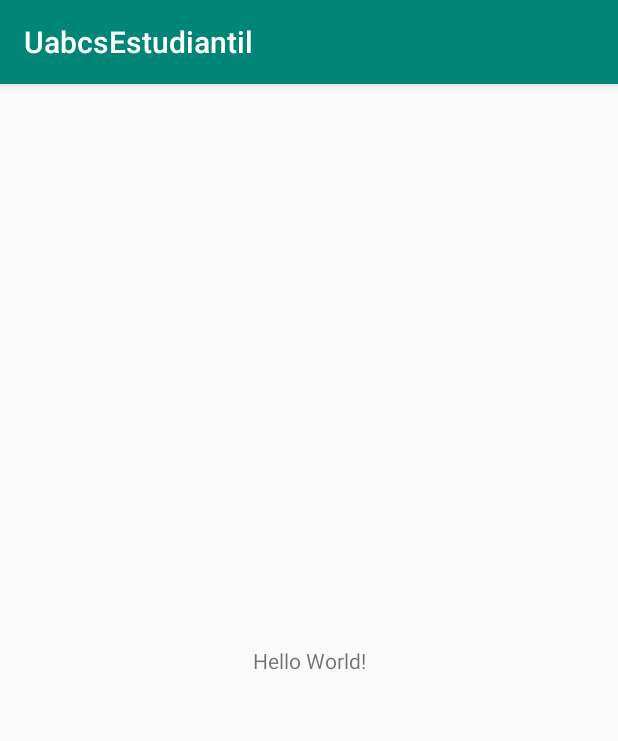
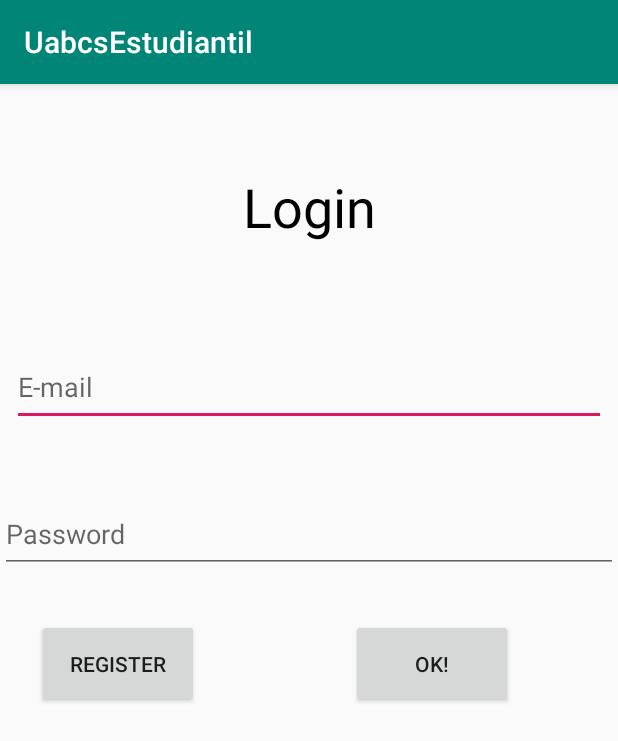
Before and after one commit to Taco-Hack/AndroidUabcs, an Android app: the screen it shows after launch (MainActivity), on a phone screen of 412 x 824 dp. Shown: the top 741 px of the screen. Run offline under Robolectric (Android 15) with nearby library versions, the phone set to English and light mode, and no system bars.

Commit message:
login
se realizo el login (interfaz)

```diff
--- a/app/src/main/res/layout/activity_main.xml
+++ b/app/src/main/res/layout/activity_main.xml
@@ -7,12 +7,71 @@
     tools:context=".MainActivity">
 
     <TextView
+        android:id="@+id/textView"
         android:layout_width="wrap_content"
         android:layout_height="wrap_content"
-        android:text="Hello World!"
+        android:text="Login"
+        android:textColor="#000000"
+        android:textSize="36sp"
         app:layout_constraintBottom_toBottomOf="parent"
         app:layout_constraintLeft_toLeftOf="parent"
         app:layout_constraintRight_toRightOf="parent"
-        app:layout_constraintTop_toTopOf="parent" />
+        app:layout_constraintTop_toTopOf="parent"
+        app:layout_constraintVertical_bias="0.07999998" />
+
+    <EditText
+        android:id="@+id/editText"
+        android:layout_width="0dp"
+        android:layout_height="51dp"
+        android:layout_marginStart="8dp"
+        android:layout_marginTop="48dp"
+        android:layout_marginEnd="8dp"
+        android:ems="10"
+        android:hint="E-mail"
+        android:inputType="textEmailAddress"
+        app:layout_constraintBottom_toBottomOf="parent"
+        app:layout_constraintEnd_toEndOf="parent"
+        app:layout_constraintHorizontal_bias="0.0"
+        app:layout_constraintStart_toStartOf="parent"
+        app:layout_constraintTop_toBottomOf="@+id/textView"
+        app:layout_constraintVertical_bias="0.04000002" />
+
+    <EditText
+        android:id="@+id/editText2"
+        android:layout_width="0dp"
+        android:layout_height="51dp"
+        android:layout_marginTop="8dp"
+        android:ems="10"
+        android:hint="Password"
+        android:inputType="textPassword"
+        app:layout_constraintBottom_toBottomOf="parent"
+        app:layout_constraintEnd_toEndOf="parent"
+        app:layout_constraintStart_toStartOf="parent"
+        app:layout_constraintTop_toBottomOf="@+id/editText"
+        app:layout_constraintVertical_bias="0.07999998" />
+
+    <Button
+        android:id="@+id/button"
+        android:layout_width="108dp"
+        android:layout_height="59dp"
+        android:text="Register"
+        app:layout_constraintBottom_toBottomOf="parent"
+        app:layout_constraintEnd_toEndOf="parent"
+        app:layout_constraintHorizontal_bias="0.082"
+        app:layout_constraintStart_toStartOf="parent"
+        app:layout_constraintTop_toBottomOf="@+id/editText2"
+        app:layout_constraintVertical_bias="0.07999998" />
+
+    <Button
+        android:id="@+id/button2"
+        android:layout_width="108dp"
+        android:layout_height="59dp"
+        android:text="Ok!"
+        app:layout_constraintBottom_toBottomOf="parent"
+        app:layout_constraintEnd_toEndOf="parent"
+        app:layout_constraintHorizontal_bias="0.77"
+        app:layout_constraintStart_toStartOf="parent"
+        app:layout_constraintTop_toBottomOf="@+id/editText2"
+        app:layout_constraintVertical_bias="0.07999998" />
 
 </android.support.constraint.ConstraintLayout>
```
